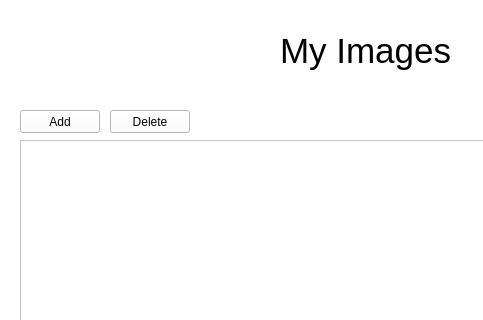
Qt form imagesdialog.ui (Gambo2907/Proyecto-3---GalleryTEC) before a commit; both pictures show x 0 to 483 and y 0 to 320 of the 800 by 600 pixel window.
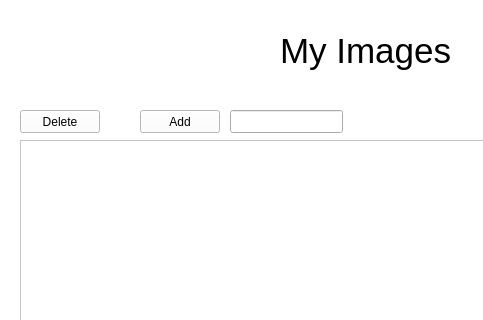
The same form after that commit.

```diff
--- a/imagesdialog.ui
+++ b/imagesdialog.ui
@@ -98,7 +98,7 @@
   <widget class="QPushButton" name="pushButton_IDelete">
    <property name="geometry">
     <rect>
-     <x>110</x>
+     <x>20</x>
      <y>110</y>
      <width>80</width>
      <height>23</height>
@@ -129,7 +129,7 @@
   <widget class="QPushButton" name="pushButton_IAdd">
    <property name="geometry">
     <rect>
-     <x>20</x>
+     <x>140</x>
      <y>110</y>
      <width>80</width>
      <height>23</height>
@@ -152,6 +152,16 @@
     <string>Back</string>
    </property>
   </widget>
+  <widget class="QLineEdit" name="lineEdit_imageName">
+   <property name="geometry">
+    <rect>
+     <x>230</x>
+     <y>110</y>
+     <width>113</width>
+     <height>23</height>
+    </rect>
+   </property>
+  </widget>
  </widget>
  <resources/>
  <connections/>
```
